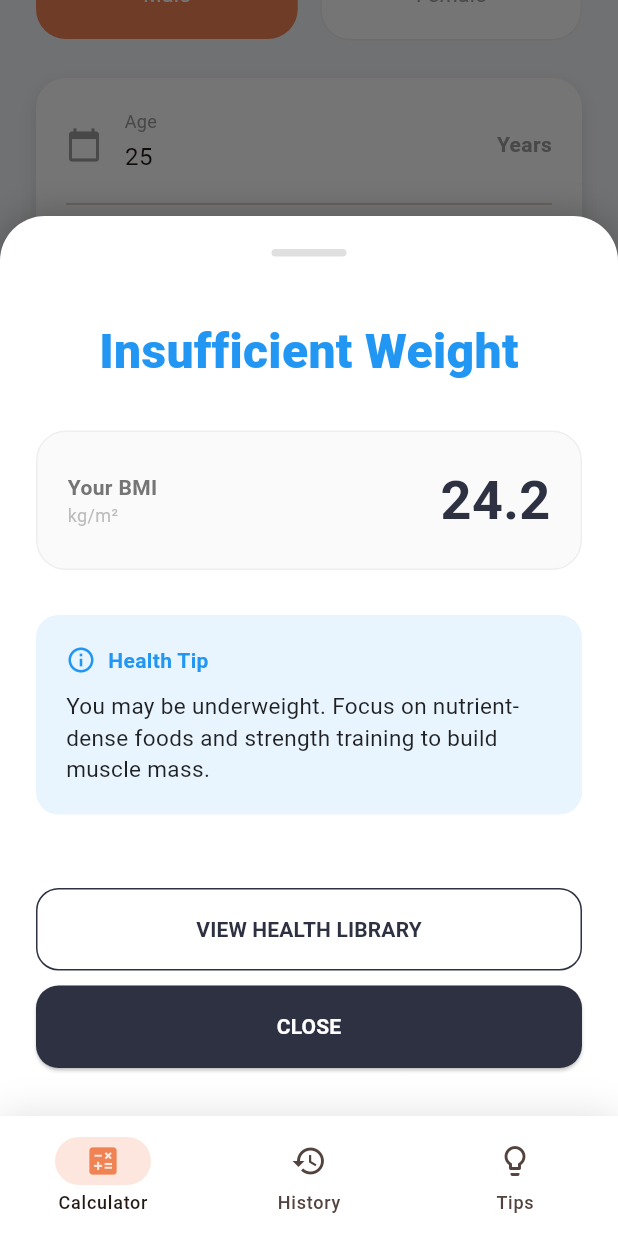
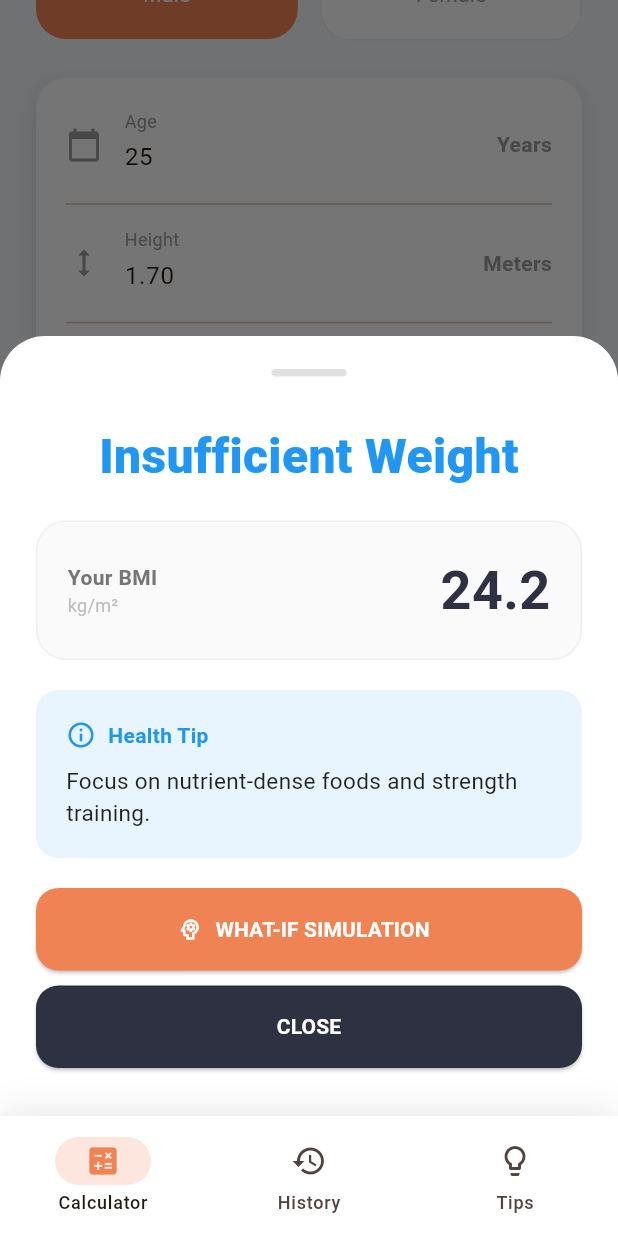
Before and after one commit to AxelValerioErtamto/alp_ml, a Flutter app: the screen it shows after launch, scrolled down 178 dp, after a tap on "ANALYZE", on a phone screen of 412 x 824 dp. Run offline on Flutter 3.47's test engine with Material 3 defaults, Android fonts, the phone set to English and light mode, and no system bars; our stand-ins replace go_router.

Commit message:
Added What-If Simulation Feature

```diff
--- a/lib/view/calculator_view.dart
+++ b/lib/view/calculator_view.dart
@@ -1,6 +1,5 @@
 import 'package:flutter/material.dart';
 import 'package:provider/provider.dart';
-import 'package:go_router/go_router.dart';
 import 'package:alp_ml/viewmodel/calculator_viewmodel.dart';
 import 'package:alp_ml/model/user_input.dart';
 
@@ -17,14 +16,14 @@ class _CalculatorScreenState extends State<CalculatorScreen> {
 
   // --- CONTROLLERS ---
   final _ageController = TextEditingController(text: "25");
-  final _heightController = TextEditingController(text: "1.70");
+  final _heightController = TextEditingController(text : "1.70");
   final _weightController = TextEditingController(text: "70");
 
-  // --- STATE VARIABLES  ---
-  double _gender = 1.0; // 1=Male, 0=Female
-  double _familyHistory = 1.0; // 1=Yes
-  double _favc = 1.0; // 1=Yes (High Calorie Food)
-  double _transport = 3.0; // 3=Public Transport
+  // --- STATE VARIABLES ---
+  double _gender = 1.0;
+  double _familyHistory = 1.0;
+  double _favc = 1.0;
+  int _transport = 3; // ✅ Tetap INT agar Dropdown tidak error
 
   @override
   Widget build(BuildContext context) {
@@ -38,12 +37,10 @@ class _CalculatorScreenState extends State<CalculatorScreen> {
           child: Column(
             crossAxisAlignment: CrossAxisAlignment.start,
             children: [
-              // --- HEADER (Fixed branding) ---
               Text("HealthBuddy", style: TextStyle(color: primaryColor, fontSize: 32, fontWeight: FontWeight.bold)),
               Text("Obesity Check", style: TextStyle(color: Colors.grey, fontSize: 16)),
               SizedBox(height: 30),
 
-              // GENDER
               Row(
                 children: [
                   _buildGenderCard("Male", Icons.male, 1.0),
@@ -53,7 +50,6 @@ class _CalculatorScreenState extends State<CalculatorScreen> {
               ),
               SizedBox(height: 25),
 
-              // PHYSICAL INFO
               Container(
                 padding: EdgeInsets.all(20),
                 decoration: BoxDecoration(
@@ -65,7 +61,6 @@ class _CalculatorScreenState extends State<CalculatorScreen> {
                   children: [
                     _buildInputRow("Age", "Years", _ageController, Icons.calendar_today),
                     Divider(height: 30),
-                    // ⚠️ NOTE TO USER: Input METERS here (e.g. 1.75), NOT CM!
                     _buildInputRow("Height", "Meters", _heightController, Icons.height),
                     Divider(height: 30),
                     _buildInputRow("Weight", "Kg", _weightController, Icons.monitor_weight),
@@ -74,7 +69,6 @@ class _CalculatorScreenState extends State<CalculatorScreen> {
               ),
               SizedBox(height: 25),
 
-              // HABITS
               Text("Key Habits", style: TextStyle(fontSize: 18, fontWeight: FontWeight.bold, color: primaryColor)),
               SizedBox(height: 15),
 
@@ -88,15 +82,15 @@ class _CalculatorScreenState extends State<CalculatorScreen> {
                 padding: EdgeInsets.symmetric(horizontal: 15),
                 decoration: BoxDecoration(color: Colors.white, borderRadius: BorderRadius.circular(15)),
                 child: DropdownButtonHideUnderline(
-                  child: DropdownButton<double>(
+                  child: DropdownButton<int>( // ✅ Gunakan INT
                     value: _transport,
                     isExpanded: true,
                     items: [
-                      DropdownMenuItem(value: 0.0, child: Text("Automobile")),
-                      DropdownMenuItem(value: 1.0, child: Text("Bike")),
-                      DropdownMenuItem(value: 2.0, child: Text("Motorbike")),
-                      DropdownMenuItem(value: 3.0, child: Text("Public Transport")),
-                      DropdownMenuItem(value: 4.0, child: Text("Walking")),
+                      DropdownMenuItem(value: 0, child: Text("Automobile")),
+                      DropdownMenuItem(value: 1, child: Text("Bike")),
+                      DropdownMenuItem(value: 2, child: Text("Motorbike")),
+                      DropdownMenuItem(value: 3, child: Text("Public Transport")),
+                      DropdownMenuItem(value: 4, child: Text("Walking")),
                     ],
                     onChanged: (v) => setState(() => _transport = v!),
                   ),
@@ -105,7 +99,6 @@ class _CalculatorScreenState extends State<CalculatorScreen> {
 
               SizedBox(height: 40),
 
-              // BUTTON
               SizedBox(
                 width: double.infinity,
                 height: 60,
@@ -113,19 +106,29 @@ class _CalculatorScreenState extends State<CalculatorScreen> {
                   style: ElevatedButton.styleFrom(
                     backgroundColor: primaryColor,
                     shape: RoundedRectangleBorder(borderRadius: BorderRadius.circular(15)),
-                    elevation: 5,
                   ),
                   onPressed: () {
-                    // Create Input
+                    double age = double.tryParse(_ageController.text) ?? 25;
+                    double height = double.tryParse(_heightController.text) ?? 1.70;
+                    double weight = double.tryParse(_weightController.text) ?? 70;
+
+                    // Error Handling: Jika input terlalu ekstrim, beri peringatan atau batasi
+                    if (weight <= 0 || height <= 0) {
+                      ScaffoldMessenger.of(context).showSnackBar(
+                        SnackBar(content: Text("Please enter valid height and weight")),
+                      );
+                      return;
+                    }
+
                     UserInput input = UserInput(
                       gender: _gender,
-                      age: double.tryParse(_ageController.text) ?? 25,
-                      height: double.tryParse(_heightController.text) ?? 1.70,
-                      weight: double.tryParse(_weightController.text) ?? 70,
+                      age: age,
+                      height: height,
+                      weight: weight,
                       familyHistory: _familyHistory,
                       favc: _favc,
-                      mtrans: _transport
-                    );
+                      mtrans: _transport.toDouble()
+                    );;
                     viewModel.predict(input);
                     _showResultModal(context, viewModel);
                   },
@@ -140,6 +143,7 @@ class _CalculatorScreenState extends State<CalculatorScreen> {
     );
   }
 
+  // --- HELPER WIDGETS ---
   Widget _buildGenderCard(String label, IconData icon, double value) {
     bool isSelected = _gender == value;
     return Expanded(
@@ -181,133 +185,73 @@ class _CalculatorScreenState extends State<CalculatorScreen> {
 
   // --- RESULT MODAL ---
   void _showResultModal(BuildContext context, CalculatorViewModel vm) {
-    // 1. Calculate BMI for display
     double weight = double.tryParse(_weightController.text) ?? 0;
-    double height = double.tryParse(_heightController.text) ?? 1;
-    double bmi = 0;
-    if (height > 0) {
-      bmi = weight / (height * height);
-    }
+    double height = double.tryParse(_heightController.text) ?? 1.7;
+    double bmi = height > 0 ? weight / (height * height) : 0;
 
     showModalBottomSheet(
       context: context,
-      isScrollControlled: true, // Allows the modal to take up more space
-      backgroundColor: Colors.transparent, // Transparent to show rounded corners
+      isScrollControlled: true,
+      backgroundColor: Colors.transparent,
       builder: (context) {
         return Container(
-          height: 600, // Taller for better visibility
-          decoration: BoxDecoration(
-            color: Colors.white,
-            borderRadius: BorderRadius.vertical(top: Radius.circular(30)),
-            boxShadow: [BoxShadow(color: Colors.black26, blurRadius: 20)],
-          ),
+          decoration: BoxDecoration(color: Colors.white, borderRadius: BorderRadius.vertical(top: Radius.circular(30))),
           padding: EdgeInsets.symmetric(horizontal: 24, vertical: 12),
+          child: SingleChildScrollView( // ✅ Hindari overflow
             child: Column(
+              mainAxisSize: MainAxisSize.min,
               children: [
-              // Handle Bar
-              Container(
-                width: 50, height: 5,
-                margin: EdgeInsets.only(bottom: 30, top: 10),
-                decoration: BoxDecoration(color: Colors.grey[300], borderRadius: BorderRadius.circular(10)),
-              ),
+                Container(width: 50, height: 5, margin: EdgeInsets.only(bottom: 30, top: 10), decoration: BoxDecoration(color: Colors.grey[300], borderRadius: BorderRadius.circular(10))),
+                Text(vm.result, textAlign: TextAlign.center, style: TextStyle(fontSize: 32, fontWeight: FontWeight.w800, color: vm.resultColor)),
+                SizedBox(height: 20),
 
-              // AI Prediction Result
-              SizedBox(height: 10),
-              Text(
-                vm.result,
-                textAlign: TextAlign.center,
-                style: TextStyle(
-                  fontSize: 32,
-                  fontWeight: FontWeight.w800,
-                  color: vm.resultColor
-                ),
-              ),
-              SizedBox(height: 30),
-
-              // BMI Info Card
                 Container(
                   padding: EdgeInsets.all(20),
-                decoration: BoxDecoration(
-                  color: Colors.grey[50],
-                  borderRadius: BorderRadius.circular(20),
-                  border: Border.all(color: Colors.grey[200]!)
-                ),
+                  decoration: BoxDecoration(color: Colors.grey[50], borderRadius: BorderRadius.circular(20), border: Border.all(color: Colors.grey[200]!)),
                   child: Row(
                     mainAxisAlignment: MainAxisAlignment.spaceBetween,
                     children: [
-                    Column(
-                      crossAxisAlignment: CrossAxisAlignment.start,
-                      children: [
-                        Text("Your BMI", style: TextStyle(color: Colors.grey[600], fontWeight: FontWeight.bold)),
-                        Text("kg/m²", style: TextStyle(color: Colors.grey[400], fontSize: 12)),
-                      ],
-                    ),
-                    Text(
-                      bmi.toStringAsFixed(1),
-                      style: TextStyle(fontSize: 36, fontWeight: FontWeight.bold, color: Color(0xFF2D3142)),
-                    ),
+                      Column(crossAxisAlignment: CrossAxisAlignment.start, children: [Text("Your BMI", style: TextStyle(color: Colors.grey[600], fontWeight: FontWeight.bold)), Text("kg/m²", style: TextStyle(color: Colors.grey[400], fontSize: 12))]),
+                      Text(bmi.toStringAsFixed(1), style: TextStyle(fontSize: 36, fontWeight: FontWeight.bold, color: Color(0xFF2D3142))),
                     ],
                   ),
                 ),
+                SizedBox(height: 20),
 
-              SizedBox(height: 30),
-
-              // Brief Advice Section
                 Container(
                   width: double.infinity,
                   padding: EdgeInsets.all(20),
-                decoration: BoxDecoration(
-                  color: vm.resultColor.withOpacity(0.1),
-                  borderRadius: BorderRadius.circular(15),
-                ),
+                  decoration: BoxDecoration(color: vm.resultColor.withOpacity(0.1), borderRadius: BorderRadius.circular(15)),
                   child: Column(
                     crossAxisAlignment: CrossAxisAlignment.start,
                     children: [
-                    Row(
-                      children: [
-                        Icon(Icons.info_outline, color: vm.resultColor, size: 20),
-                        SizedBox(width: 8),
-                        Text("Health Tip", style: TextStyle(fontWeight: FontWeight.bold, color: vm.resultColor)),
-                      ],
-                    ),
+                      Row(children: [Icon(Icons.info_outline, color: vm.resultColor, size: 20), SizedBox(width: 8), Text("Health Tip", style: TextStyle(fontWeight: FontWeight.bold, color: vm.resultColor))]),
                       SizedBox(height: 10),
-                    Text(
-                      _getAdvice(vm.result),
-                      style: TextStyle(color: Colors.black87, fontSize: 15, height: 1.4),
-                    ),
+                      Text(_getAdvice(vm.result), style: TextStyle(color: Colors.black87, fontSize: 15, height: 1.4)),
                     ],
                   ),
                 ),
+                SizedBox(height: 20),
 
-              Spacer(),
-
-              // NEW BUTTON: View Tips
                 SizedBox(
                   width: double.infinity,
                   height: 55,
-                child: OutlinedButton(
-                  style: OutlinedButton.styleFrom(
-                    side: BorderSide(color: primaryColor),
-                    shape: RoundedRectangleBorder(borderRadius: BorderRadius.circular(15)),
-                  ),
+                  child: ElevatedButton.icon(
+                    icon: Icon(Icons.psychology_outlined, color: Colors.white),
+                    style: ElevatedButton.styleFrom(backgroundColor: highlightColor, shape: RoundedRectangleBorder(borderRadius: BorderRadius.circular(15))),
                     onPressed: () {
-                    Navigator.pop(context); // Close modal
-                    context.go('/tips'); // Navigate to Tips tab
+                      Navigator.pop(context);
+                      _showSimulationModal(context, vm, weight, height, _gender, _familyHistory, _favc, _transport, double.tryParse(_ageController.text) ?? 25);
                     },
-                  child: Text("VIEW HEALTH LIBRARY", style: TextStyle(color: primaryColor, fontWeight: FontWeight.bold)),
+                    label: Text("WHAT-IF SIMULATION", style: TextStyle(color: Colors.white, fontWeight: FontWeight.bold)),
                   ),
                 ),
                 SizedBox(height: 10),
-
-              // Close Button
                 SizedBox(
                   width: double.infinity,
                   height: 55,
                   child: ElevatedButton(
-                  style: ElevatedButton.styleFrom(
-                    backgroundColor: primaryColor,
-                    shape: RoundedRectangleBorder(borderRadius: BorderRadius.circular(15)),
-                  ),
+                    style: ElevatedButton.styleFrom(backgroundColor: primaryColor, shape: RoundedRectangleBorder(borderRadius: BorderRadius.circular(15))),
                     onPressed: () => Navigator.pop(context),
                     child: Text("CLOSE", style: TextStyle(color: Colors.white, fontWeight: FontWeight.bold)),
                   ),
@@ -315,16 +259,117 @@ class _CalculatorScreenState extends State<CalculatorScreen> {
                 SizedBox(height: 20),
               ],
             ),
+          ),
         );
       },
     );
   }
 
   String _getAdvice(String label) {
-    if (label.contains("Insufficient")) return "You may be underweight. Focus on nutrient-dense foods and strength training to build muscle mass.";
-    if (label.contains("Normal")) return "Great job! Your weight is in a healthy range. Keep up the balanced diet and regular activity.";
-    if (label.contains("Overweight")) return "You are slightly above the ideal range. Increasing daily activity and monitoring portion sizes can help.";
-    if (label.contains("Obesity")) return "Your health may be at risk. It is highly recommended to consult a healthcare provider for a personalized plan.";
-    return "Maintain a healthy lifestyle with balanced nutrition and exercise.";
+    if (label.contains("Insufficient")) return "Focus on nutrient-dense foods and strength training.";
+    if (label.contains("Normal")) return "Great job! Keep up the balanced diet and activity.";
+    if (label.contains("Overweight")) return "Try increasing daily activity and monitoring portions.";
+    if (label.contains("Obesity")) return "Consult a healthcare provider for a personalized plan.";
+    return "Maintain a healthy lifestyle.";
+  }
+
+  // --- SIMULATION MODAL ---
+  void _showSimulationModal(BuildContext context, CalculatorViewModel vm, double initialWeight, double height, double gender, double famHist, double favc, int trans, double age) {
+    double sliderMin = initialWeight < 30 ? initialWeight - 10 : 30;
+    double sliderMax = initialWeight > 180 ? initialWeight + 20 : 180;
+
+    // Pastikan sliderMin tidak negatif
+    if (sliderMin < 5) sliderMin = 0;
+
+    double simWeight = initialWeight;
+    double simFavc = favc;
+    int simTrans = trans; // ✅ Gunakan INT
+
+    showModalBottomSheet(
+      context: context,
+      isScrollControlled: true,
+      backgroundColor: Colors.white,
+      shape: RoundedRectangleBorder(borderRadius: BorderRadius.vertical(top: Radius.circular(30))),
+      builder: (context) {
+        return StatefulBuilder(
+          builder: (BuildContext context, StateSetter setModalState) {
+            final simInput = UserInput(
+              gender: gender, age: age, height: height,
+              weight: simWeight, familyHistory: famHist,
+              favc: simFavc, mtrans: simTrans.toDouble() // ✅ Ubah ke double untuk AI
+            );
+            final prediction = vm.predictOnly(simInput);
+
+            return Container(
+              padding: EdgeInsets.all(24),
+              child: Column(
+                mainAxisSize: MainAxisSize.min,
+                crossAxisAlignment: CrossAxisAlignment.start,
+                children: [
+                  Center(child: Container(width: 50, height: 5, decoration: BoxDecoration(color: Colors.grey[300], borderRadius: BorderRadius.circular(10)))),
+                  SizedBox(height: 20),
+                  Text("What-If Simulation", style: TextStyle(fontSize: 24, fontWeight: FontWeight.bold, color: primaryColor)),
+                  SizedBox(height: 20),
+
+                  Container(
+                    padding: EdgeInsets.all(20),
+                    decoration: BoxDecoration(
+                      color: prediction['color'].withOpacity(0.1),
+                      borderRadius: BorderRadius.circular(20),
+                      border: Border.all(color: prediction['color'], width: 2),
+                    ),
+                    child: Row(
+                      children: [
+                        Icon(Icons.auto_awesome, color: prediction['color']),
+                        SizedBox(width: 15),
+                        Expanded(child: Text(prediction['label'], style: TextStyle(fontSize: 18, fontWeight: FontWeight.bold, color: prediction['color']))),
+                      ],
+                    ),
+                  ),
+
+                  SizedBox(height: 30),
+                  Text("Weight: ${simWeight.toStringAsFixed(1)} Kg", style: TextStyle(fontWeight: FontWeight.bold)),
+                  Slider(
+                    value: simWeight,
+                    min: sliderMin,
+                    max: sliderMax,
+                    activeColor: highlightColor,
+                    onChanged: (val) => setModalState(() => simWeight = val),
+                  ),
+
+                  _buildSwitchTile("Eat High Calorie Food?", simFavc == 1.0, (val) => setModalState(() => simFavc = val ? 1.0 : 0.0)),
+
+                  SizedBox(height: 10),
+                  Text("Transportation", style: TextStyle(color: Colors.grey)),
+                  DropdownButton<int>( // ✅ Gunakan INT
+                    value: simTrans,
+                    isExpanded: true,
+                    items: [
+                      DropdownMenuItem(value: 0, child: Text("Automobile")),
+                      DropdownMenuItem(value: 1, child: Text("Bike")),
+                      DropdownMenuItem(value: 2, child: Text("Motorbike")),
+                      DropdownMenuItem(value: 3, child: Text("Public Transport")),
+                      DropdownMenuItem(value: 4, child: Text("Walking")),
+                    ],
+                    onChanged: (v) => setModalState(() => simTrans = v!),
+                  ),
+
+                  SizedBox(height: 30),
+                  SizedBox(
+                    width: double.infinity,
+                    height: 55,
+                    child: ElevatedButton(
+                      style: ElevatedButton.styleFrom(backgroundColor: primaryColor, shape: RoundedRectangleBorder(borderRadius: BorderRadius.circular(15))),
+                      onPressed: () => Navigator.pop(context),
+                      child: Text("DONE", style: TextStyle(color: Colors.white)),
+                    ),
+                  ),
+                ],
+              ),
+            );
+          },
+        );
+      },
+    );
   }
 }
--- a/lib/view/tips_view.dart
+++ b/lib/view/tips_view.dart
@@ -1,5 +1,4 @@
 import 'package:flutter/material.dart';
-import 'package:go_router/go_router.dart';
 
 // --- DATA MODELS ---
 class Article {
```
Also changed, not shown: lib/viewmodel/calculator_viewmodel.dart (+32 -0 lines), 1 other file. Lines whose indentation alone changed are shown as unchanged.
